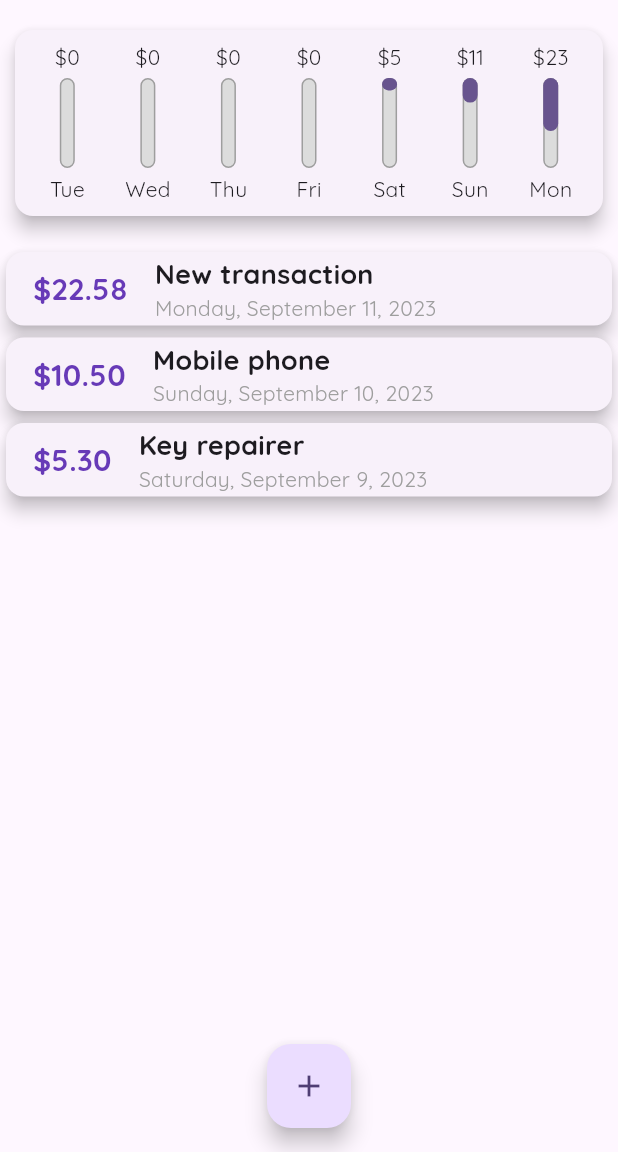
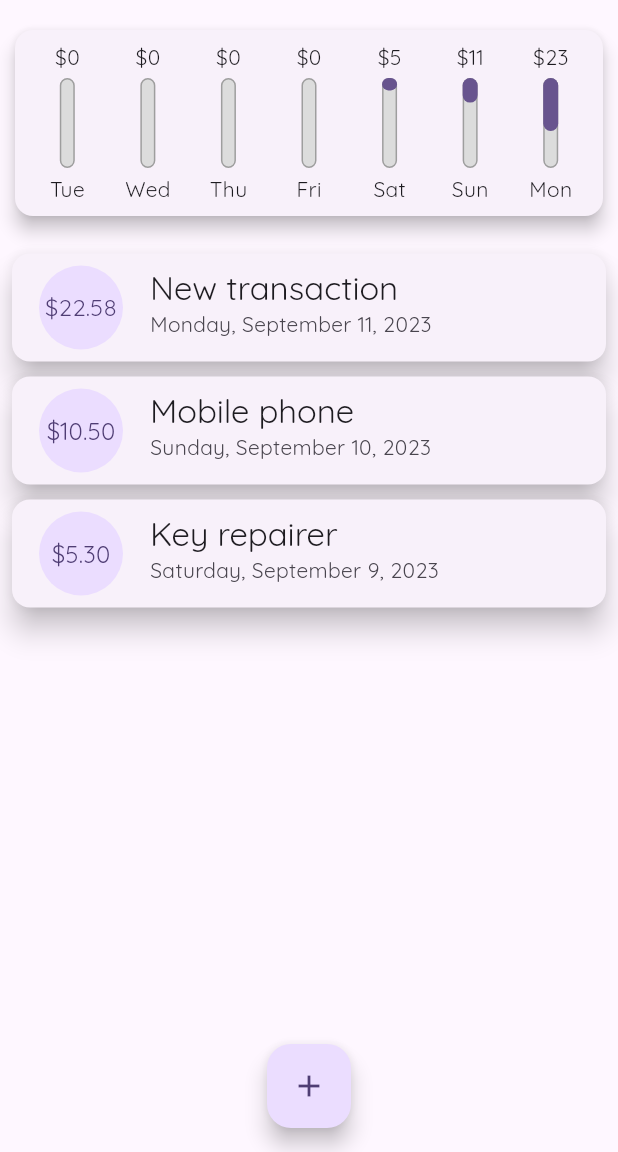
Before and after one commit to RimidalU/spending-during-the-week, a Flutter app: the screen it shows after launch, on a phone screen of 412 x 824 dp, the part 84-1236 px from its top. Run offline on Flutter 3.47's test engine with Material 2 defaults, Android fonts, the phone set to English and light mode, and no system bars; missing offline and left inert: dart:ffi.

Commit message:
refactor: change items layout  to ListTile widget

```diff
--- a/lib/widgets/transaction_card.dart
+++ b/lib/widgets/transaction_card.dart
@@ -15,39 +15,26 @@ class TransactionCard extends StatelessWidget {
   @override
   Widget build(BuildContext context) {
     return Card(
-      elevation: 5,
-      child: Row(children: [
-        Container(
-          padding: const EdgeInsets.symmetric(
-            vertical: 10,
-            horizontal: 18,
-          ),
-          child: Text(
-            '\$${transactionAmount.toStringAsFixed(2)}',
-            style: const TextStyle(
-              fontSize: 20,
-              fontWeight: FontWeight.bold,
-              color: Colors.deepPurple,
+      elevation: 8,
+      margin: const EdgeInsets.symmetric(horizontal: 8, vertical: 5),
+      child: ListTile(
+        leading: CircleAvatar(
+          radius: 30,
+          child: Padding(
+            padding: const EdgeInsets.all(6.0),
+            child: FittedBox(
+              child: Text('\$${transactionAmount.toStringAsFixed(2)}'),
             ),
           ),
         ),
-        Column(
-          crossAxisAlignment: CrossAxisAlignment.start,
-          children: [
-            Text(
-              style: const TextStyle(
-                fontSize: 18,
-                fontWeight: FontWeight.bold,
-              ),
-              transactionTitle,
-            ),
-            Text(
-              style: const TextStyle(color: Colors.grey),
-              DateFormat.yMMMMEEEEd().format(transactionDate),
-            )
-          ],
-        )
-      ]),
+        title: Text(
+          transactionTitle,
+          style: Theme.of(context).textTheme.titleLarge,
+        ),
+        subtitle: Text(
+          DateFormat.yMMMMEEEEd().format(transactionDate),
+        ),
+      ),
     );
   }
 }
```
